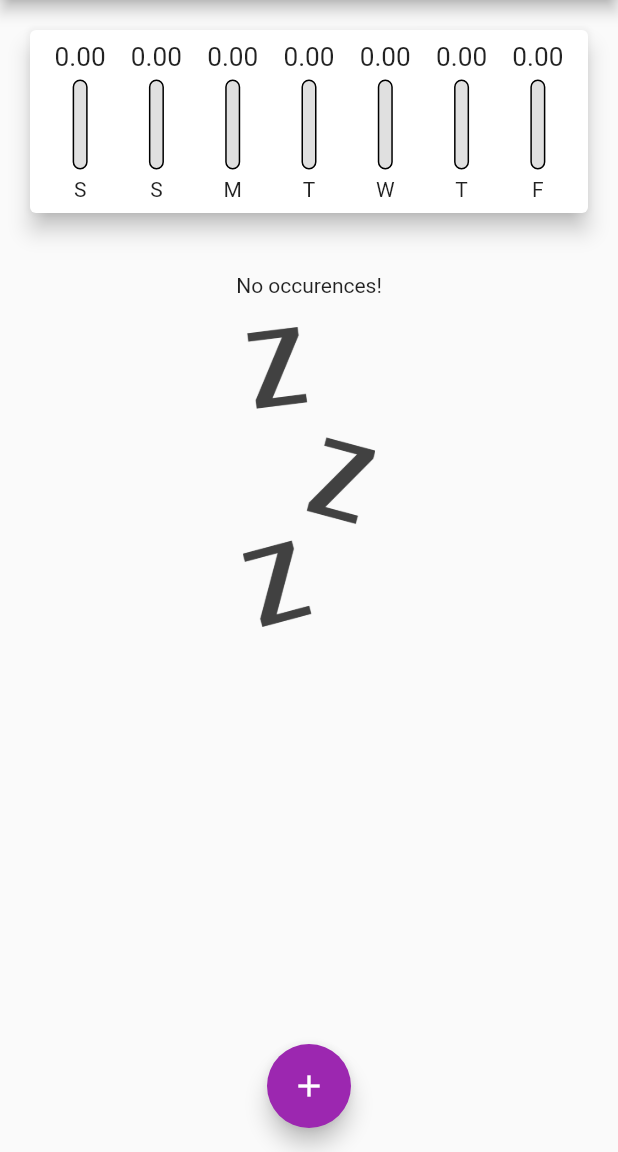
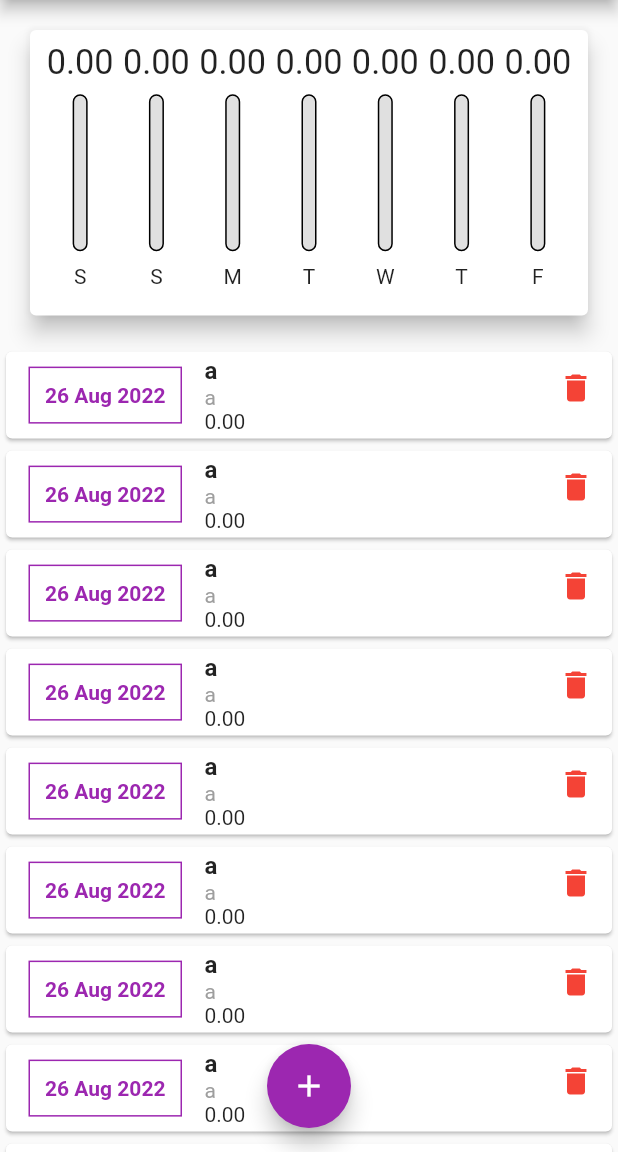
Before and after one commit to Adrianzctpa/Occurence-Manager, a Flutter app: the screen it shows after launch, on a phone screen of 412 x 824 dp, the part 84-1236 px from its top. Run offline on Flutter 3.47's test engine with Material 2 defaults, Android fonts, the phone set to English and light mode, and no system bars.

Commit message:
responsiveness + landscape mode

```diff
--- a/lib/main.dart
+++ b/lib/main.dart
@@ -1,4 +1,5 @@
 import 'package:flutter/material.dart';
+
 import 'models/occurence.dart';
 import 'widgets/occurence_graph.dart';
 import 'widgets/occurence_card.dart';
@@ -11,6 +12,10 @@ class GeneralApp extends StatelessWidget {
 
   @override
   Widget build(BuildContext context) {
+    // SystemChrome.setPreferredOrientations([
+    //   DeviceOrientation.landscapeRight
+    // ]);
+
     return MaterialApp(
       home: const HomePage(),
       theme: ThemeData(
@@ -28,7 +33,20 @@ class HomePage extends StatefulWidget {
 }
 
 class _HomePageState extends State<HomePage> {
-  final List<Occurence> _occurences = [];
+  final List<Occurence> _occurences = [
+    Occurence(id: 1, title: 'a', text: 'a', value: 0.00, date: DateTime.now()),
+    Occurence(id: 2, title: 'a', text: 'a', value: 0.00, date: DateTime.now()),
+    Occurence(id: 3, title: 'a', text: 'a', value: 0.00, date: DateTime.now()),
+    Occurence(id: 4, title: 'a', text: 'a', value: 0.00, date: DateTime.now()),
+    Occurence(id: 5, title: 'a', text: 'a', value: 0.00, date: DateTime.now()),
+    Occurence(id: 7, title: 'a', text: 'a', value: 0.00, date: DateTime.now()),
+    Occurence(id: 6, title: 'a', text: 'a', value: 0.00, date: DateTime.now()),
+    Occurence(id: 8, title: 'a', text: 'a', value: 0.00, date: DateTime.now()),
+    Occurence(id: 9, title: 'a', text: 'a', value: 0.00, date: DateTime.now()),
+    Occurence(id: 10, title: 'a', text: 'a', value: 0.00, date: DateTime.now()),
+    Occurence(id: 11, title: 'a', text: 'a', value: 0.00, date: DateTime.now())
+  ];
+  bool _showGraph = false;
 
   List<Occurence> get _recentOccurences {
     return _occurences.where((occ) {
@@ -75,10 +93,20 @@ class _HomePageState extends State<HomePage> {
 
   @override
   Widget build(BuildContext context) {
-    return Scaffold(
-      appBar: AppBar(
+    bool isLandscape = MediaQuery.of(context).orientation == Orientation.landscape;
+
+    final AppBar appbar = AppBar(
       title: const Text('General-Purposes App'),
       actions: <Widget>[
+        if (isLandscape)
+        IconButton(
+          icon: const Icon(Icons.change_circle),
+          onPressed: () {
+            setState(() {
+              _showGraph = !_showGraph;
+            });
+          },
+        ),
         IconButton(
           icon: const Icon(Icons.add_box_outlined),
           onPressed: () {
@@ -86,15 +114,37 @@ class _HomePageState extends State<HomePage> {
           },
         )
       ]
-      ),
-      body: SingleChildScrollView(
+    );
+
+    final double avHeight = MediaQuery.of(context).size.height
+    - appbar.preferredSize.height
+    - MediaQuery.of(context).padding.top;
+
+    final body = SingleChildScrollView(
       child: Column(
         children: <Widget>[
-            OccurenceGraph(recentOccurences: _recentOccurences),
-            OccurenceCard(occurences: _occurences, onRemove: _removeOccurence)
+          if (_showGraph || !isLandscape)
+          SizedBox(
+            height: avHeight * (isLandscape ? 0.7 : 0.3),
+            child: OccurenceGraph(
+              recentOccurences: _recentOccurences
+            )
+          ),
+          if (!_showGraph || !isLandscape)
+          SizedBox(
+            height: avHeight * 0.70,
+            child: OccurenceCard(
+              occurences: _occurences,
+              onRemove: _removeOccurence
+            )
+          )
         ]
       ),
-      ),
+    );
+
+    return Scaffold(
+      appBar: appbar,
+      body: body,
       floatingActionButton: FloatingActionButton(
         child: const Icon(Icons.add),
         onPressed: () {
--- a/lib/widgets/graph_bar.dart
+++ b/lib/widgets/graph_bar.dart
@@ -14,17 +14,19 @@ class GraphBar extends StatelessWidget {
 
   @override
   Widget build(BuildContext context) {
+    return LayoutBuilder(
+      builder: (ctx, constraints) {
         return Column(
           children: <Widget>[
             SizedBox(
-          height: 20,
+              height: constraints.maxHeight * 0.15,
               child: FittedBox(
                 child: Text(value.toStringAsFixed(2))
               ),
             ),
-        const SizedBox(height: 5),
+            SizedBox(height: constraints.maxHeight * 0.05),
             SizedBox(
-          height: 60,
+              height: constraints.maxHeight * 0.6,
               width: 10,
               child: Stack(
                 alignment: Alignment.bottomCenter,
@@ -51,9 +53,14 @@ class GraphBar extends StatelessWidget {
                 ]
               )
             ),
-        const SizedBox(height: 5),
-        Text(day),
+            SizedBox(height: constraints.maxHeight * 0.05),
+            SizedBox(
+              height: constraints.maxHeight * 0.15,
+              child: Text(day)
+            ),
           ]
         );
       }
+    );
   }
+}
--- a/lib/widgets/occurence_card.dart
+++ b/lib/widgets/occurence_card.dart
@@ -14,26 +14,32 @@ class OccurenceCard extends StatelessWidget {
 
   @override
   Widget build(BuildContext context) {
-    return Center(
-      child: SizedBox(
-        height: 500,
-        child: occurences.isEmpty
-        ? Column(
+
+    final noOccurences =
+    LayoutBuilder(
+      builder: (ctx, constraints) {
+        return Column(
           children: <Widget>[
-              const SizedBox(height: 20),
+            SizedBox(height: constraints.maxHeight * 0.05),
             const Text(
               'No occurences!'
             ),
-              const SizedBox(height: 20),
+            SizedBox(height: constraints.maxHeight * 0.05),
             SizedBox(
-                height: 200,
+              height: constraints.maxHeight * 0.6,
               child: Image.asset(
                 'assets/images/waiting.png',
                 fit: BoxFit.cover,
               ),
             ),
           ]
-          )
+        );
+      }
+    );
+
+    return Center(
+      child: occurences.isEmpty
+      ? noOccurences
       : ListView.builder(
           itemCount: occurences.length,
           itemBuilder: (ctx, i) {
@@ -100,7 +106,6 @@ class OccurenceCard extends StatelessWidget {
             );
           }
         ),
-      ),
     );
   }
 }
--- a/lib/widgets/occurence_graph.dart
+++ b/lib/widgets/occurence_graph.dart
@@ -42,7 +42,9 @@ class OccurenceGraph extends StatelessWidget {
 
   @override
   Widget build(BuildContext context) {
-    return Card(
+    return SizedBox(
+      height: MediaQuery.of(context).size.height * 0.4,
+      child: Card(
         elevation: 6,
         margin: const EdgeInsets.all(20),
         child: Padding(
@@ -61,6 +63,7 @@ class OccurenceGraph extends StatelessWidget {
             }).toList(),
           ),
         )
+      ),
     );
   }
 }
```
Lines whose indentation alone changed are shown as unchanged.
